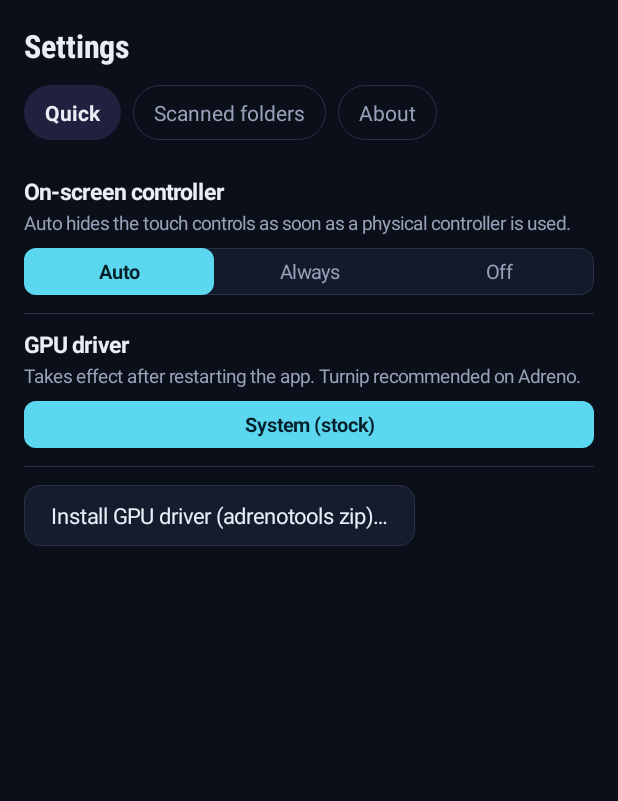
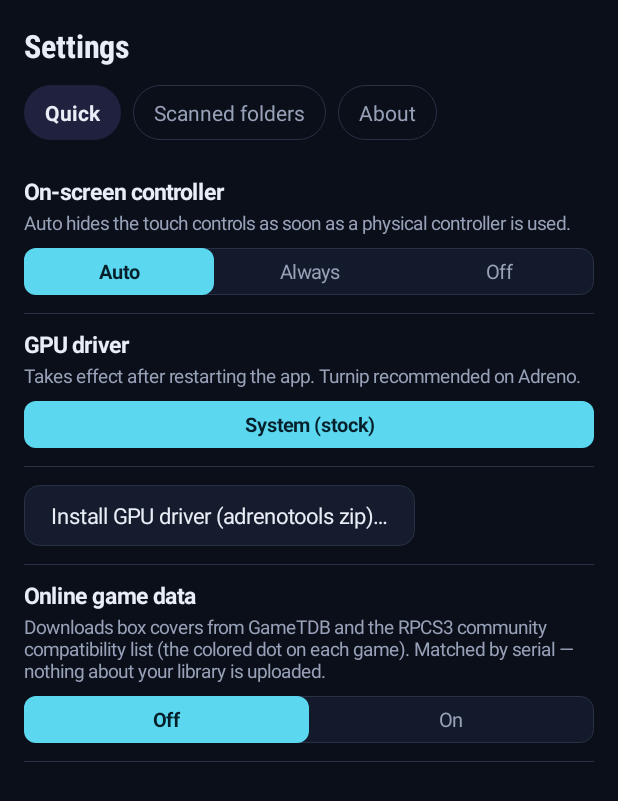
Before and after one commit to mattkanwisher/PS3_android, an Android app: the SettingsActivity screen opened directly, with no data from a screen before it, on a phone screen of 412 x 824 dp. Shown: the top 801 px of the screen. Run offline under Robolectric (Android 15) with nearby library versions, the phone set to English and light mode, and no system bars.

Commit message:
Online game data (opt-in): GameTDB covers + RPCS3 compatibility dots
The recommended artwork pipeline from the UI research doc: game-owned
ICON0 stays the offline default; a single off-by-default 'Online game
data' setting adds (a) the RPCS3 community compatibility list, fetched
as one export and cached for a week, driving the tile dots
(Playable/Ingame/worse), and (b) GameTDB 2D box covers fetched per
serial (exact TITLE_ID match, no name guessing) shown in the per-game
sheet. All best-effort: any network or parse failure leaves the library
untouched. INTERNET permission is new and documented in the manifest;
attribution for both sources added to About.

Co-Authored-By: Claude Fable 5 <noreply@anthropic.com>
Claude-Session: https://claude.ai/code/session_01XUJh3RSLMAr8hTLhEwwS6N

```diff
--- a/app/src/main/AndroidManifest.xml
+++ b/app/src/main/AndroidManifest.xml
@@ -13,6 +13,11 @@
     <uses-permission android:name="android.permission.POST_NOTIFICATIONS" />
     <uses-permission android:name="android.permission.READ_EXTERNAL_STORAGE"
         android:maxSdkVersion="32" />
+
+    <!-- Opt-in online game data only (Settings → Online game data): GameTDB
+         covers by serial and the RPCS3 community compatibility list. The
+         emulator itself never needs the network. -->
+    <uses-permission android:name="android.permission.INTERNET" />
 
     <application
         android:name=".CellStationApp"
--- a/app/src/main/java/nu/hyperworks/cellstation/Settings.kt
+++ b/app/src/main/java/nu/hyperworks/cellstation/Settings.kt
@@ -90,6 +90,15 @@ object Settings {
         prefs(context).edit().remove(KEY_HIDDEN_GAMES).apply()
     }
 
+    /** Opt-in for GameTDB covers + the RPCS3 compatibility feed. Default off. */
+    fun onlineData(context: Context): Boolean =
+        prefs(context).getBoolean(KEY_ONLINE_DATA, false)
+
+    fun setOnlineData(context: Context, enabled: Boolean) {
+        prefs(context).edit().putBoolean(KEY_ONLINE_DATA, enabled).apply()
+    }
+
+    private const val KEY_ONLINE_DATA = "online_data"
     private const val KEY_GPU_DRIVER = "gpu_driver"
     private const val KEY_LAST_PLAYED = "last_played"
     private const val KEY_LAST_PLAYED_AT = "last_played_at"
--- a/app/src/main/java/nu/hyperworks/cellstation/SettingsActivity.kt
+++ b/app/src/main/java/nu/hyperworks/cellstation/SettingsActivity.kt
@@ -228,6 +228,19 @@ class SettingsActivity : AppCompatActivity() {
                 ViewGroup.LayoutParams.WRAP_CONTENT, ViewGroup.LayoutParams.WRAP_CONTENT
             ).apply { topMargin = dp(12) }
         })
+        pane.addView(Ui.divider(this, vertical = false).apply {
+            (layoutParams as? LinearLayout.LayoutParams)?.topMargin = dp(12)
+        })
+
+        row(
+            getString(R.string.row_online_data),
+            getString(R.string.row_online_data_sub),
+            Ui.segmented(
+                this,
+                listOf(getString(R.string.seg_off), getString(R.string.seg_on)),
+                if (Settings.onlineData(this)) 1 else 0
+            ) { i -> Settings.setOnlineData(this, i == 1) }
+        )
     }
 
     private fun renderFolders() {
@@ -270,6 +283,9 @@ class SettingsActivity : AppCompatActivity() {
         pane.addView(Ui.body(this, getString(R.string.about_attribution), Ui.MUTED, 13f).apply {
             setPadding(0, dp(12), 0, 0)
         })
+        pane.addView(Ui.body(this, getString(R.string.about_online_data), Ui.MUTED, 13f).apply {
+            setPadding(0, dp(12), 0, 0)
+        })
     }
 
     private companion object {
--- a/app/src/main/res/values/strings.xml
+++ b/app/src/main/res/values/strings.xml
@@ -96,6 +96,10 @@
     <string name="seg_off">Off</string>
     <string name="row_gpu_driver">GPU driver</string>
     <string name="row_gpu_driver_sub">Takes effect after restarting the app. Turnip recommended on Adreno.</string>
+    <string name="seg_on">On</string>
+    <string name="row_online_data">Online game data</string>
+    <string name="row_online_data_sub">Downloads box covers from GameTDB and the RPCS3 community compatibility list (the colored dot on each game). Matched by serial — nothing about your library is uploaded.</string>
+    <string name="about_online_data">Optional online data: box covers courtesy of GameTDB.com (non-commercial); compatibility statuses courtesy of the RPCS3 community compatibility list at rpcs3.net.</string>
     <string name="remove">Remove</string>
     <string name="restore_hidden">Restore %1$d hidden game(s)</string>
     <string name="hidden_restored">Hidden games restored.</string>
```
Also changed, not shown: app/src/main/java/nu/hyperworks/cellstation/GameData.kt (added, +141 -0 lines), app/src/main/java/nu/hyperworks/cellstation/MainActivity.kt (+43 -6 lines).
